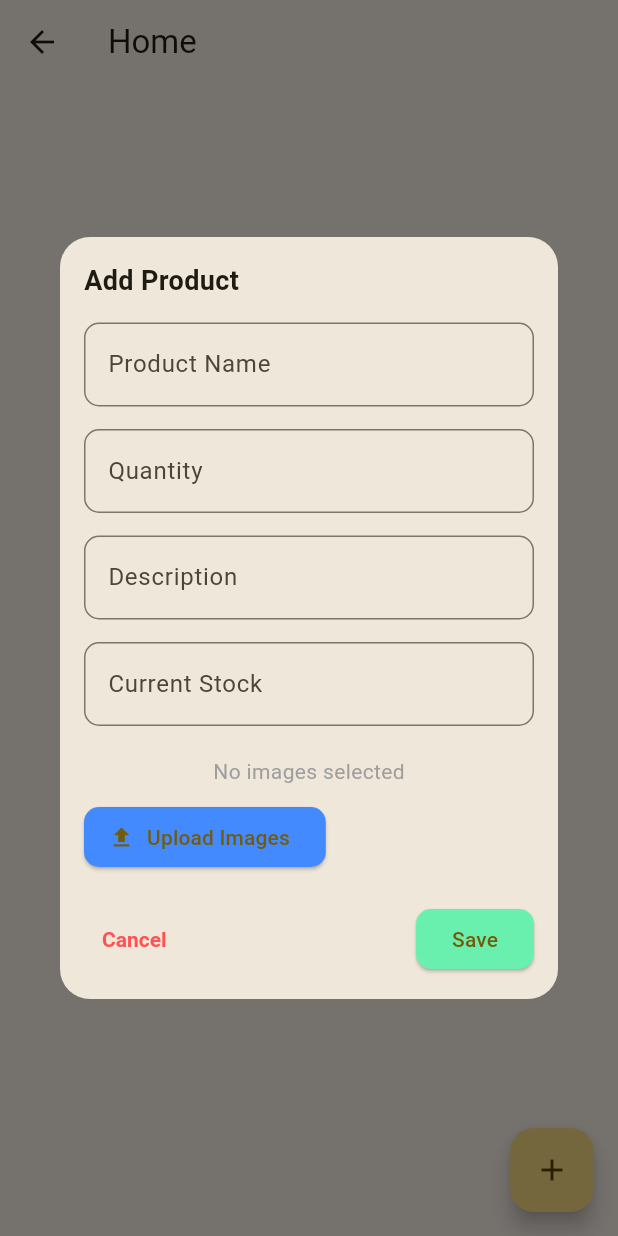
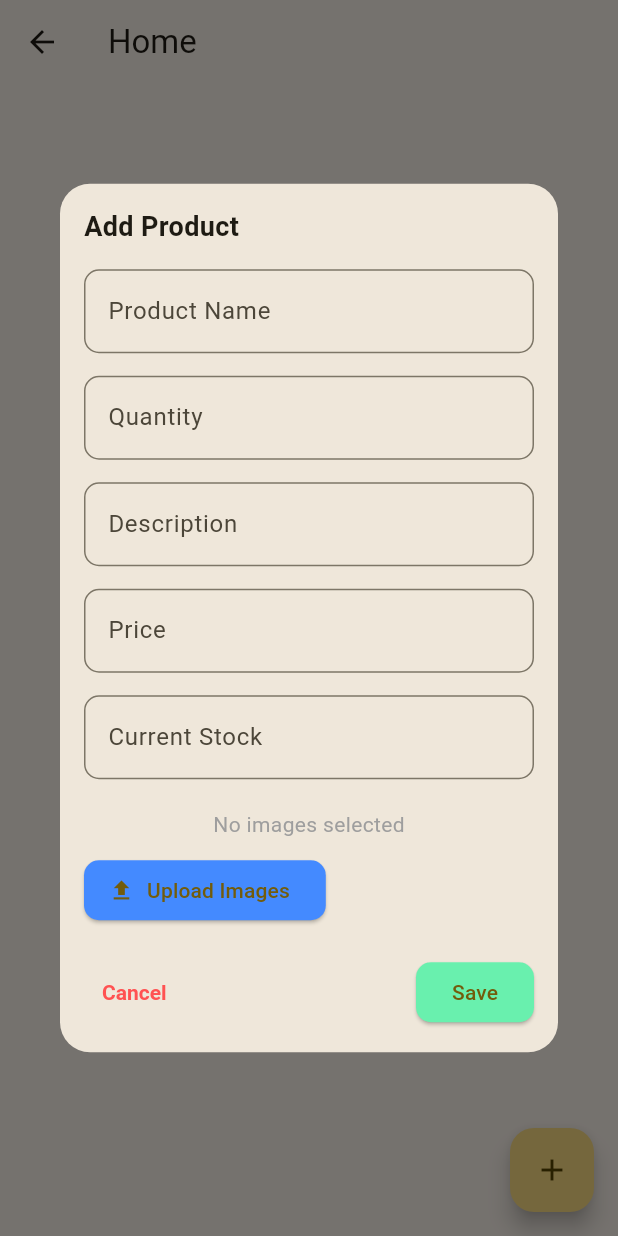
Before and after one commit to Stalincode1/nutro_erp, a Flutter app: the HomePage screen opened directly, after a tap on the "add" icon, on a phone screen of 412 x 824 dp. Run offline on Flutter 3.47's test engine with Material 3 defaults, Android fonts, the phone set to English and light mode, and no system bars; our stand-ins replace carousel_slider, google_fonts, image_picker, otp_text_field, shared_preferences, shimmer; missing offline and left inert: dart_ping; accounts and stored records are empty.

```diff
--- a/client/lib/config/app_config.dart
+++ b/client/lib/config/app_config.dart
@@ -1,5 +1,5 @@
 class AppConfig {
   //static const String baseUrl = "http://192.168.1.42:8080/api/v1";
-  static const String baseUrl = "http://192.168.1.42:8080";
+  static const String baseUrl = "http://192.168.142.148:8080";
   static const String oauthAPI = "/auth";
 }
--- a/client/lib/main.dart
+++ b/client/lib/main.dart
@@ -5,6 +5,8 @@ import 'package:client/screens/user/home_screen.dart';
 import 'package:client/screens/user/user_dashboard.dart';
 import 'package:flutter/material.dart';
 import 'package:client/routing/routes.dart';
+
+import 'screens/user/login_screen.dart';
 
 void main() {
   runApp(MyApp());
--- a/client/lib/screens/admin/add_product_dialog.dart
+++ b/client/lib/screens/admin/add_product_dialog.dart
@@ -114,6 +114,22 @@ class _AddProductDialogState extends State<AddProductDialog> {
                     return value?.isEmpty ?? true
                         ? 'Please enter description'
                         : null;
+                  },
+                ),
+                SizedBox(height: 15),
+                TextFormField(
+                  decoration: InputDecoration(
+                    labelText: 'Price',
+                    border: OutlineInputBorder(
+                      borderRadius: BorderRadius.circular(10),
+                    ),
+                  ),
+                  keyboardType: TextInputType.number,
+                  onSaved: (value) {
+                    _quantity = int.tryParse(value ?? '');
+                  },
+                  validator: (value) {
+                    return value?.isEmpty ?? true ? 'Please enter price' : null;
                   },
                 ),
                 SizedBox(height: 15),
```
Also changed, not shown: client/lib/screens/admin/main.dart (deleted, +0 -87 lines).
